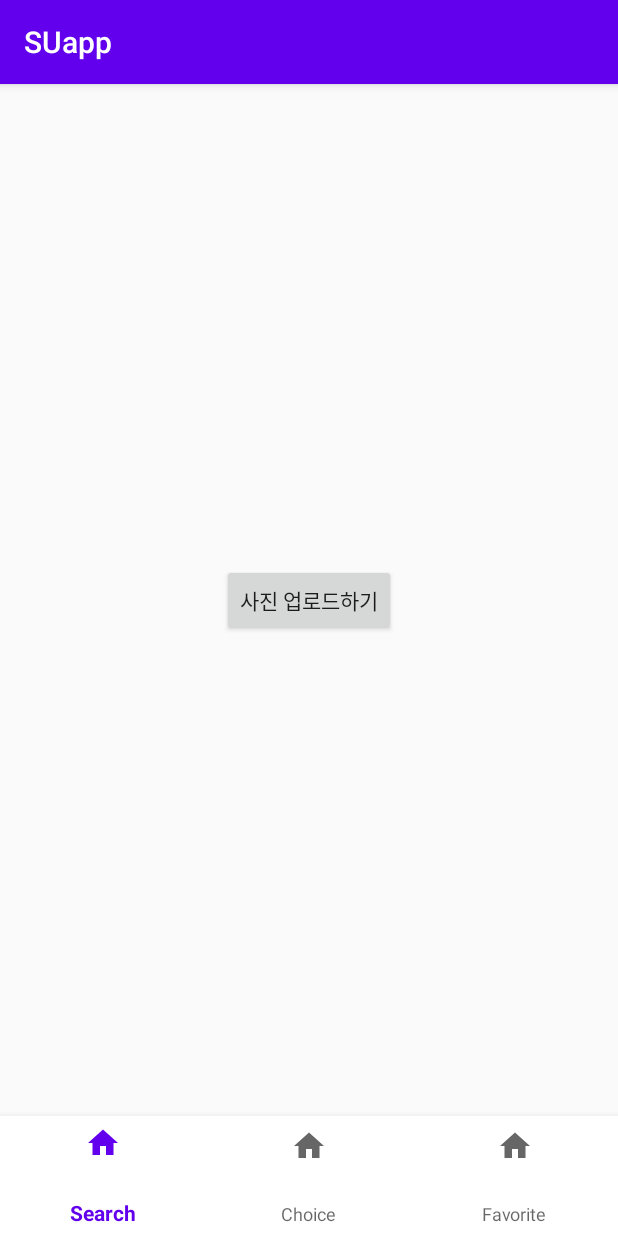
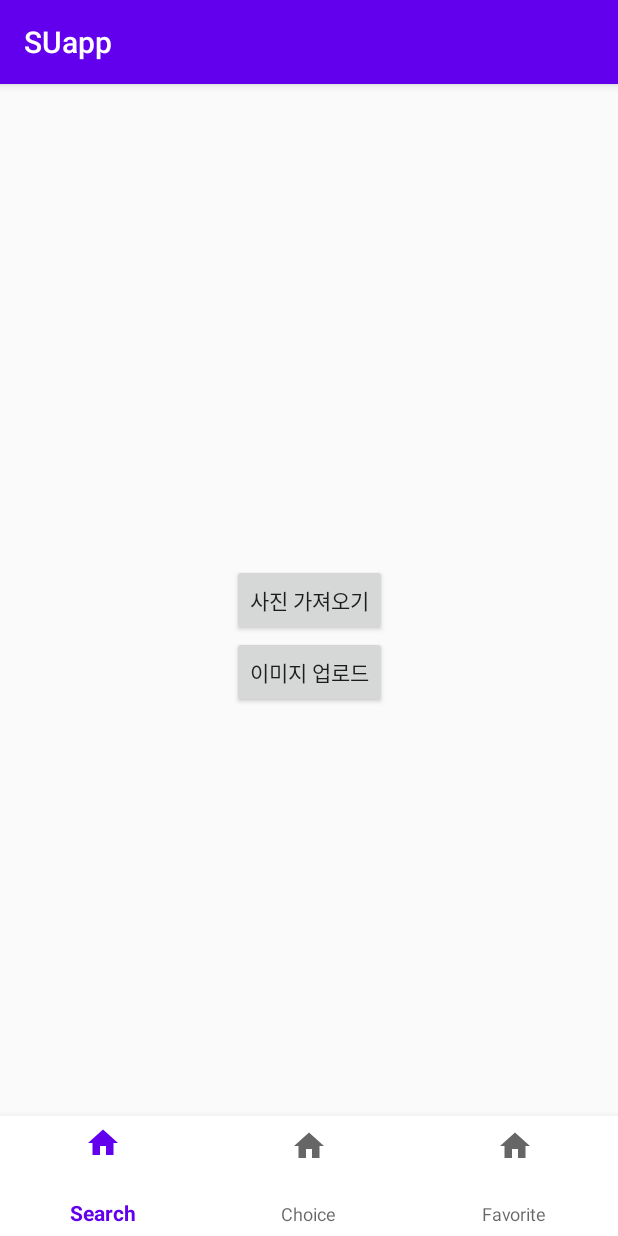
Before and after one commit to chanhee0218/SmartApp, an Android app: the FirstFragment screen opened directly, with no data from a screen before it, on a phone screen of 412 x 824 dp. Run offline under Robolectric (Android 15) with nearby library versions, the phone set to English and light mode, and no system bars; libraries missing offline, so code that uses them is left out: com.yongbeam.y_photopicker, gun0912.tedbottompicker.

Commit message:
third commit

```diff
--- a/app/src/main/java/com/example/suapp/FirstFragment.java
+++ b/app/src/main/java/com/example/suapp/FirstFragment.java
@@ -1,16 +1,32 @@
 package com.example.suapp;
 
+import android.content.Intent;
+import android.graphics.Bitmap;
+import android.graphics.BitmapFactory;
 import android.os.Bundle;
 
+import androidx.annotation.Nullable;
 import androidx.fragment.app.Fragment;
 
 import android.view.LayoutInflater;
 import android.view.View;
 import android.view.ViewGroup;
+import android.widget.Button;
+import android.widget.ImageView;
+import android.widget.Toast;
+
+import java.io.FileNotFoundException;
+import java.io.IOException;
+import java.io.InputStream;
+import java.util.zip.Inflater;
+
+import static android.app.Activity.RESULT_CANCELED;
+import static android.app.Activity.RESULT_OK;
 
 public class FirstFragment extends Fragment {
-
-
+    private static final int REQUEST_CODE=0;
+    ImageView imageView;
+    Button button;
 
     public FirstFragment() {
         // Required empty public constructor
@@ -18,12 +34,49 @@ public class FirstFragment extends Fragment {
     @Override
     public void onCreate(Bundle savedInstanceState) {
         super.onCreate(savedInstanceState);
+
+    }
+
+    @Override
+    public void onActivityResult(int requestCode, int resultCode, @Nullable Intent data) {
+
+        if(requestCode==REQUEST_CODE){
+            if(resultCode==RESULT_OK){
+                try{
+                    InputStream inputStream=getActivity().getContentResolver().openInputStream(data.getData());
+                    Bitmap image= BitmapFactory.decodeStream(inputStream);
+                    inputStream.close();
+                    imageView.setImageBitmap(image);
+
+                } catch (FileNotFoundException e) {
+                    e.printStackTrace();
+                } catch (IOException e) {
+                    e.printStackTrace();
+                }
+            }
+            else if(resultCode==RESULT_CANCELED){
+                Toast.makeText(getActivity(), "이미지 선택 취소", Toast.LENGTH_SHORT).show();
+            }
+        }
+        super.onActivityResult(requestCode, resultCode, data);
     }
 
     @Override
     public View onCreateView(LayoutInflater inflater, ViewGroup container,
                              Bundle savedInstanceState) {
-        // Inflate the layout for this fragment
-        return inflater.inflate(R.layout.fragment_first, container, false);
+        View view=inflater.inflate(R.layout.fragment_first, container, false);
+        button=view.findViewById(R.id.button_fra);
+        imageView=view.findViewById(R.id.img_fra1);
+        button.setOnClickListener(new View.OnClickListener() {
+            @Override
+            public void onClick(View v) {
+                Intent intent=new Intent();
+                intent.setType("image/*");
+                intent.setAction(Intent.ACTION_GET_CONTENT);
+                startActivityForResult(intent,REQUEST_CODE);
+            }
+        });
+        return view;
+
     }
 }
--- a/app/src/main/res/layout/fragment_first.xml
+++ b/app/src/main/res/layout/fragment_first.xml
@@ -1,5 +1,5 @@
 <?xml version="1.0" encoding="utf-8"?>
-<FrameLayout xmlns:android="http://schemas.android.com/apk/res/android"
+<androidx.constraintlayout.widget.ConstraintLayout xmlns:android="http://schemas.android.com/apk/res/android"
     xmlns:tools="http://schemas.android.com/tools"
     android:layout_width="match_parent"
     android:layout_height="match_parent"
@@ -8,11 +8,37 @@
 
     <!-- TODO: Update blank fragment layout -->
 
-    <Button
-        android:layout_width="wrap_content"
-        android:layout_height="wrap_content"
-        android:layout_gravity="center"
-        android:text="사진 업로드하기"
-        android:id="@+id/fragment_1st"/>
+        <Button
+            android:layout_width="wrap_content"
+            android:layout_height="wrap_content"
+            app:layout_constraintLeft_toLeftOf="parent"
+            app:layout_constraintRight_toRightOf="parent"
+            app:layout_constraintTop_toTopOf="parent"
+            app:layout_constraintBottom_toBottomOf="parent"
+            app:layout_constraintVertical_bias="0.5"
+            android:text="사진 가져오기"
+            android:id="@+id/button_fra"/>
 
-</FrameLayout>
+        <Button
+            android:layout_width="wrap_content"
+            android:layout_height="wrap_content"
+            app:layout_constraintLeft_toLeftOf="parent"
+            app:layout_constraintRight_toRightOf="parent"
+            app:layout_constraintTop_toBottomOf="@+id/button_fra"
+            android:text="이미지 업로드"/>
+
+
+    <ImageView
+            android:layout_width="wrap_content"
+            android:layout_height="200dp"
+            android:id="@+id/img_fra1"
+            app:layout_constraintLeft_toLeftOf="parent"
+            app:layout_constraintRight_toRightOf="parent"
+            app:layout_constraintTop_toTopOf="parent"
+            app:layout_constraintBottom_toBottomOf="@+id/button_fra"/>
+
+
+
+
+
+</androidx.constraintlayout.widget.ConstraintLayout>
```
Also changed, not shown: app/src/main/java/com/example/suapp/FrameActivity.java (+0 -17 lines).
